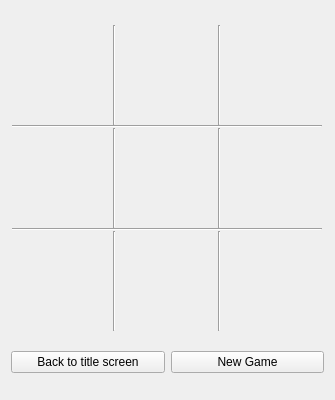
Qt form TicTacToeGame.ui (aosama16/Qt-Tic-Tac-Toe) before a commit.
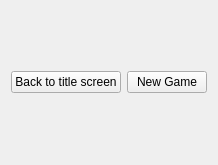
The same form after that commit.

Diff of the .ui file:
```diff
--- a/TicTacToeGame.ui
+++ b/TicTacToeGame.ui
@@ -6,31 +6,41 @@
    <rect>
     <x>0</x>
     <y>0</y>
-    <width>335</width>
-    <height>400</height>
+    <width>207</width>
+    <height>165</height>
    </rect>
   </property>
   <property name="sizePolicy">
-   <sizepolicy hsizetype="Fixed" vsizetype="Fixed">
+   <sizepolicy hsizetype="Preferred" vsizetype="Preferred">
     <horstretch>0</horstretch>
     <verstretch>0</verstretch>
    </sizepolicy>
   </property>
   <property name="minimumSize">
    <size>
-    <width>335</width>
-    <height>400</height>
+    <width>0</width>
+    <height>0</height>
    </size>
   </property>
   <property name="maximumSize">
    <size>
-    <width>335</width>
-    <height>420</height>
+    <width>16777215</width>
+    <height>16777215</height>
    </size>
   </property>
   <property name="windowTitle">
    <string>Tic Tac Toe</string>
   </property>
+  <property name="styleSheet">
+   <string notr="true">QPushButton[cell=true]{
+font: 50px &quot;Verdana&quot;;
+min-height: 100px;
+max-height: 100px;
+min-width: 100px;
+max-width: 100px;
+}
+</string>
+  </property>
   <property name="toolButtonStyle">
    <enum>Qt::ToolButtonIconOnly</enum>
   </property>
@@ -43,413 +53,6 @@
         <property name="spacing">
          <number>0</number>
         </property>
-        <item row="0" column="5">
-         <widget class="QPushButton" name="cell_3">
-          <property name="enabled">
-           <bool>true</bool>
-          </property>
-          <property name="sizePolicy">
-           <sizepolicy hsizetype="Fixed" vsizetype="Fixed">
-            <horstretch>0</horstretch>
-            <verstretch>0</verstretch>
-           </sizepolicy>
-          </property>
-          <property name="minimumSize">
-           <size>
-            <width>100</width>
-            <height>100</height>
-           </size>
-          </property>
-          <property name="maximumSize">
-           <size>
-            <width>100</width>
-            <height>100</height>
-           </size>
-          </property>
-          <property name="font">
-           <font>
-            <family>Verdana</family>
-            <pointsize>50</pointsize>
-            <weight>50</weight>
-            <bold>false</bold>
-           </font>
-          </property>
-          <property name="text">
-           <string/>
-          </property>
-          <property name="flat">
-           <bool>true</bool>
-          </property>
-         </widget>
-        </item>
-        <item row="2" column="5">
-         <widget class="QPushButton" name="cell_6">
-          <property name="enabled">
-           <bool>true</bool>
-          </property>
-          <property name="sizePolicy">
-           <sizepolicy hsizetype="Fixed" vsizetype="Fixed">
-            <horstretch>0</horstretch>
-            <verstretch>0</verstretch>
-           </sizepolicy>
-          </property>
-          <property name="minimumSize">
-           <size>
-            <width>100</width>
-            <height>100</height>
-           </size>
-          </property>
-          <property name="maximumSize">
-           <size>
-            <width>100</width>
-            <height>100</height>
-           </size>
-          </property>
-          <property name="font">
-           <font>
-            <family>Verdana</family>
-            <pointsize>50</pointsize>
-            <weight>50</weight>
-            <bold>false</bold>
-           </font>
-          </property>
-          <property name="text">
-           <string/>
-          </property>
-          <property name="flat">
-           <bool>true</bool>
-          </property>
-         </widget>
-        </item>
-        <item row="0" column="3">
-         <widget class="QPushButton" name="cell_2">
-          <property name="enabled">
-           <bool>true</bool>
-          </property>
-          <property name="sizePolicy">
-           <sizepolicy hsizetype="Fixed" vsizetype="Fixed">
-            <horstretch>0</horstretch>
-            <verstretch>0</verstretch>
-           </sizepolicy>
-          </property>
-          <property name="minimumSize">
-           <size>
-            <width>100</width>
-            <height>100</height>
-           </size>
-          </property>
-          <property name="maximumSize">
-           <size>
-            <width>100</width>
-            <height>100</height>
-           </size>
-          </property>
-          <property name="font">
-           <font>
-            <family>Verdana</family>
-            <pointsize>50</pointsize>
-            <weight>50</weight>
-            <bold>false</bold>
-           </font>
-          </property>
-          <property name="text">
-           <string/>
-          </property>
-          <property name="flat">
-           <bool>true</bool>
-          </property>
-         </widget>
-        </item>
-        <item row="2" column="3">
-         <widget class="QPushButton" name="cell_5">
-          <property name="enabled">
-           <bool>true</bool>
-          </property>
-          <property name="sizePolicy">
-           <sizepolicy hsizetype="Fixed" vsizetype="Fixed">
-            <horstretch>0</horstretch>
-            <verstretch>0</verstretch>
-           </sizepolicy>
-          </property>
-          <property name="minimumSize">
-           <size>
-            <width>100</width>
-            <height>100</height>
-           </size>
-          </property>
-          <property name="maximumSize">
-           <size>
-            <width>100</width>
-            <height>100</height>
-           </size>
-          </property>
-          <property name="font">
-           <font>
-            <family>Verdana</family>
-            <pointsize>50</pointsize>
-            <weight>50</weight>
-            <bold>false</bold>
-           </font>
-          </property>
-          <property name="text">
-           <string/>
-          </property>
-          <property name="flat">
-           <bool>true</bool>
-          </property>
-         </widget>
-        </item>
-        <item row="5" column="2">
-         <widget class="Line" name="line_4">
-          <property name="orientation">
-           <enum>Qt::Vertical</enum>
-          </property>
-         </widget>
-        </item>
-        <item row="0" column="2">
-         <widget class="Line" name="line_5">
-          <property name="orientation">
-           <enum>Qt::Vertical</enum>
-          </property>
-         </widget>
-        </item>
-        <item row="5" column="5">
-         <widget class="QPushButton" name="cell_9">
-          <property name="enabled">
-           <bool>true</bool>
-          </property>
-          <property name="sizePolicy">
-           <sizepolicy hsizetype="Fixed" vsizetype="Fixed">
-            <horstretch>0</horstretch>
-            <verstretch>0</verstretch>
-           </sizepolicy>
-          </property>
-          <property name="minimumSize">
-           <size>
-            <width>100</width>
-            <height>100</height>
-           </size>
-          </property>
-          <property name="maximumSize">
-           <size>
-            <width>100</width>
-            <height>100</height>
-           </size>
-          </property>
-          <property name="font">
-           <font>
-            <family>Verdana</family>
-            <pointsize>50</pointsize>
-            <weight>50</weight>
-            <bold>false</bold>
-           </font>
-          </property>
-          <property name="text">
-           <string/>
-          </property>
-          <property name="flat">
-           <bool>true</bool>
-          </property>
-         </widget>
-        </item>
-        <item row="2" column="2">
-         <widget class="Line" name="line_3">
-          <property name="orientation">
-           <enum>Qt::Vertical</enum>
-          </property>
-         </widget>
-        </item>
-        <item row="2" column="1">
-         <widget class="QPushButton" name="cell_4">
-          <property name="enabled">
-           <bool>true</bool>
-          </property>
-          <property name="sizePolicy">
-           <sizepolicy hsizetype="Fixed" vsizetype="Fixed">
-            <horstretch>0</horstretch>
-            <verstretch>0</verstretch>
-           </sizepolicy>
-          </property>
-          <property name="minimumSize">
-           <size>
-            <width>100</width>
-            <height>100</height>
-           </size>
-          </property>
-          <property name="maximumSize">
-           <size>
-            <width>100</width>
-            <height>100</height>
-           </size>
-          </property>
-          <property name="font">
-           <font>
-            <family>Verdana</family>
-            <pointsize>50</pointsize>
-            <weight>50</weight>
-            <bold>false</bold>
-           </font>
-          </property>
-          <property name="text">
-           <string/>
-          </property>
-          <property name="flat">
-           <bool>true</bool>
-          </property>
-         </widget>
-        </item>
-        <item row="1" column="1" colspan="5">
-         <widget class="Line" name="line_2">
-          <property name="orientation">
-           <enum>Qt::Horizontal</enum>
-          </property>
-         </widget>
-        </item>
-        <item row="3" column="1" colspan="5">
-         <widget class="Line" name="line">
-          <property name="orientation">
-           <enum>Qt::Horizontal</enum>
-          </property>
-         </widget>
-        </item>
-        <item row="0" column="1">
-         <widget class="QPushButton" name="cell_1">
-          <property name="enabled">
-           <bool>true</bool>
-          </property>
-          <property name="sizePolicy">
-           <sizepolicy hsizetype="Fixed" vsizetype="Fixed">
-            <horstretch>0</horstretch>
-            <verstretch>0</verstretch>
-           </sizepolicy>
-          </property>
-          <property name="minimumSize">
-           <size>
-            <width>100</width>
-            <height>100</height>
-           </size>
-          </property>
-          <property name="maximumSize">
-           <size>
-            <width>100</width>
-            <height>100</height>
-           </size>
-          </property>
-          <property name="font">
-           <font>
-            <family>Verdana</family>
-            <pointsize>50</pointsize>
-            <weight>50</weight>
-            <bold>false</bold>
-           </font>
-          </property>
-          <property name="text">
-           <string/>
-          </property>
-          <property name="flat">
-           <bool>true</bool>
-          </property>
-         </widget>
-        </item>
-        <item row="5" column="1">
-         <widget class="QPushButton" name="cell_7">
-          <property name="enabled">
-           <bool>true</bool>
-          </property>
-          <property name="sizePolicy">
-           <sizepolicy hsizetype="Fixed" vsizetype="Fixed">
-            <horstretch>0</horstretch>
-            <verstretch>0</verstretch>
-           </sizepolicy>
-          </property>
-          <property name="minimumSize">
-           <size>
-            <width>100</width>
-            <height>100</height>
-           </size>
-          </property>
-          <property name="maximumSize">
-           <size>
-            <width>100</width>
-            <height>100</height>
-           </size>
-          </property>
-          <property name="font">
-           <font>
-            <family>Verdana</family>
-            <pointsize>50</pointsize>
-            <weight>50</weight>
-            <bold>false</bold>
-           </font>
-          </property>
-          <property name="text">
-           <string/>
-          </property>
-          <property name="flat">
-           <bool>true</bool>
-          </property>
-         </widget>
-        </item>
-        <item row="5" column="4">
-         <widget class="Line" name="line_6">
-          <property name="orientation">
-           <enum>Qt::Vertical</enum>
-          </property>
-         </widget>
-        </item>
-        <item row="2" column="4">
-         <widget class="Line" name="line_7">
-          <property name="orientation">
-           <enum>Qt::Vertical</enum>
-          </property>
-         </widget>
-        </item>
-        <item row="0" column="4">
-         <widget class="Line" name="line_8">
-          <property name="orientation">
-           <enum>Qt::Vertical</enum>
-          </property>
-         </widget>
-        </item>
-        <item row="5" column="3">
-         <widget class="QPushButton" name="cell_8">
-          <property name="enabled">
-           <bool>true</bool>
-          </property>
-          <property name="sizePolicy">
-           <sizepolicy hsizetype="Fixed" vsizetype="Fixed">
-            <horstretch>0</horstretch>
-            <verstretch>0</verstretch>
-           </sizepolicy>
-          </property>
-          <property name="minimumSize">
-           <size>
-            <width>100</width>
-            <height>100</height>
-           </size>
-          </property>
-          <property name="maximumSize">
-           <size>
-            <width>100</width>
-            <height>100</height>
-           </size>
-          </property>
-          <property name="font">
-           <font>
-            <family>Verdana</family>
-            <pointsize>50</pointsize>
-            <weight>50</weight>
-            <bold>false</bold>
-           </font>
-          </property>
-          <property name="text">
-           <string/>
-          </property>
-          <property name="flat">
-           <bool>true</bool>
-          </property>
-         </widget>
-        </item>
        </layout>
       </item>
       <item>
```
Left out of the diff: 2 changed lines with no effect on the pictures.
